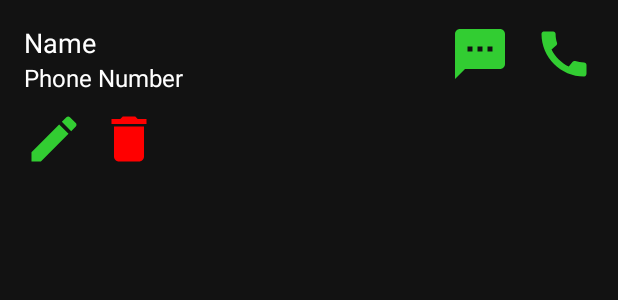
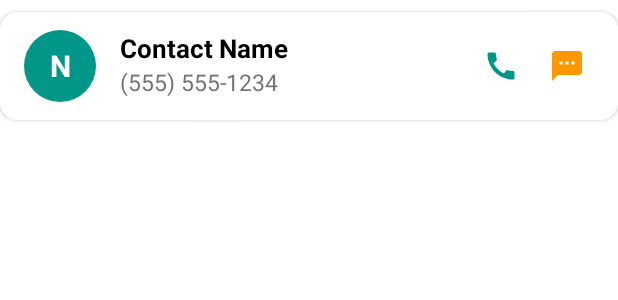
Before and after one commit to Naksh55/Contact-App, an Android app built with Jetpack Compose: the layout item_contact.xml on its own in the app's theme, with its tools: preview values and no code run, on a phone screen of 412 x 824 dp. Shown: the top 300 px of the screen. Run offline under Robolectric (Android 15) with nearby library versions, the phone set to English and light mode, and no system bars.

Commit message:
26/11/25

```diff
--- a/app/src/main/AndroidManifest.xml
+++ b/app/src/main/AndroidManifest.xml
@@ -21,7 +21,7 @@
         android:label="@string/app_name"
         android:roundIcon="@mipmap/ic_launcher_round"
         android:supportsRtl="true"
-        android:theme="@style/Theme.ContactApp"
+        android:theme="@style/Theme.MaterialComponents.DayNight"
         tools:targetApi="31">
         <activity
             android:name=".MainActivity3"
@@ -33,7 +33,7 @@
             android:name=".MainActivity2"
             android:exported="true"
             android:label="@string/app_name"
-            android:theme="@style/Theme.ContactApp">
+            android:theme="@style/Theme.MaterialComponents.DayNight">
             <intent-filter>
                 <action android:name="android.intent.action.MAIN" />
 
--- a/app/src/main/java/com/naksh/contactapp/MainActivity.java
+++ b/app/src/main/java/com/naksh/contactapp/MainActivity.java
@@ -61,7 +61,7 @@ public class MainActivity extends AppCompatActivity {
         databaseContacts = FirebaseDatabase.getInstance().getReference("contacts");
 
         recyclerView = findViewById(R.id.recyclerView);
-        addImg = findViewById(R.id.addimg);
+        addImg = findViewById(R.id.addFab);
 
         recyclerView.setLayoutManager(new LinearLayoutManager(this));
 
--- /dev/null
+++ b/app/src/main/res/drawable/avatar_circle.xml
@@ -0,0 +1,5 @@
+<?xml version="1.0" encoding="utf-8"?>
+<shape xmlns:android="http://schemas.android.com/apk/res/android"
+    android:shape="oval">
+    <solid android:color="#009688"/>
+</shape>
--- a/app/src/main/res/layout/item_contact.xml
+++ b/app/src/main/res/layout/item_contact.xml
@@ -1,61 +1,120 @@
-    <RelativeLayout xmlns:android="http://schemas.android.com/apk/res/android"
+<com.google.android.material.card.MaterialCardView xmlns:android="http://schemas.android.com/apk/res/android"
+    xmlns:app="http://schemas.android.com/apk/res-auto"
     android:layout_width="match_parent"
     android:layout_height="wrap_content"
-        android:padding="16dp">
+    android:layout_marginHorizontal="0dp"
+    android:layout_marginTop="8dp"
+    app:cardCornerRadius="12dp"
+    app:cardElevation="2dp"
+    app:strokeWidth="0dp"
+    android:clickable="true"
+    android:focusable="true"
+    android:foreground="?attr/selectableItemBackground">
+
+<androidx.constraintlayout.widget.ConstraintLayout
+android:layout_width="match_parent"
+android:layout_height="wrap_content"
+android:paddingVertical="12dp"
+android:paddingHorizontal="16dp"
+android:background="@android:color/white"> <TextView
+    android:id="@+id/tvAvatar"
+    android:layout_width="48dp"
+    android:layout_height="48dp"
+    android:background="@drawable/avatar_circle"
+    android:gravity="center"
+    android:text="N"
+    android:textColor="@android:color/white"
+    android:textSize="20sp"
+    android:textStyle="bold"
+    app:layout_constraintStart_toStartOf="parent"
+    app:layout_constraintTop_toTopOf="parent"
+    app:layout_constraintBottom_toBottomOf="parent"/>
 
 <TextView
     android:id="@+id/tvName"
-            android:layout_width="wrap_content"
+    android:layout_width="0dp"
     android:layout_height="wrap_content"
-            android:text="Name"
-            android:textSize="18sp"
-            android:textColor="@color/white"
-            android:layout_alignParentStart="true"/>
+    android:layout_marginStart="16dp"
+    android:text="Contact Name"
+    android:textColor="@color/black"
+    android:textSize="17sp"
+    android:textStyle="bold"
+    app:layout_constraintEnd_toStartOf="@+id/actionsContainer"
+    app:layout_constraintStart_toEndOf="@id/tvAvatar"
+    app:layout_constraintTop_toTopOf="parent" />
 
 <TextView
     android:id="@+id/tvPhoneNumber"
+    android:layout_width="0dp"
+    android:layout_height="wrap_content"
+    android:layout_marginStart="16dp"
+    android:text="(555) 555-1234"
+    android:textColor="#757575"
+    android:textSize="15sp"
+    app:layout_constraintEnd_toStartOf="@+id/actionsContainer"
+    app:layout_constraintStart_toEndOf="@id/tvAvatar"
+    app:layout_constraintTop_toBottomOf="@id/tvName" />
+
+<LinearLayout
+    android:id="@+id/actionsContainer"
     android:layout_width="wrap_content"
     android:layout_height="wrap_content"
-            android:text="Phone Number"
-            android:textSize="16sp"
-            android:textColor="@color/white"
-            android:layout_below="@id/tvName"
-            android:layout_alignParentStart="true"/>
+    android:orientation="horizontal"
+    android:gravity="center_vertical"
+    app:layout_constraintEnd_toEndOf="parent"
+    app:layout_constraintTop_toTopOf="parent"
+    app:layout_constraintBottom_toBottomOf="parent">
 
         <ImageView
             android:id="@+id/ivCall"
-            android:layout_width="40dp"
-            android:layout_height="40dp"
+            android:layout_width="36dp"
+            android:layout_height="36dp"
+            android:padding="6dp"
+            android:background="?attr/selectableItemBackgroundBorderless"
+            android:clickable="true"
+            android:focusable="true"
             android:src="@drawable/baseline_call_24"
-            android:layout_alignParentEnd="true"
-            android:layout_alignParentTop="true"/>
+            app:tint="#009688" />
 
         <ImageView
             android:id="@+id/ivSms"
-            android:layout_width="40dp"
-            android:layout_height="40dp"
+            android:layout_width="36dp"
+            android:layout_height="36dp"
+            android:layout_marginStart="8dp"
+            android:padding="6dp"
+            android:background="?attr/selectableItemBackgroundBorderless"
+            android:clickable="true"
+            android:focusable="true"
             android:src="@drawable/baseline_sms_24"
-            android:layout_toStartOf="@id/ivCall"
-            android:layout_alignParentTop="true"
-            android:layout_marginEnd="16dp"/>
+            app:tint="#FF9800" />
 
         <ImageView
             android:id="@+id/ivUpdate"
-            android:layout_width="40dp"
-            android:layout_height="40dp"
+            android:layout_width="36dp"
+            android:layout_height="36dp"
+            android:layout_marginStart="8dp"
+            android:padding="6dp"
+            android:background="?attr/selectableItemBackgroundBorderless"
+            android:clickable="true"
+            android:focusable="true"
             android:src="@drawable/baseline_edit_24"
-            android:layout_marginEnd="16dp"
-            android:layout_marginTop="10dp"
-            android:layout_below="@+id/tvPhoneNumber"/>
+            android:visibility="gone"
+            app:tint="#2196F3" />
+
         <ImageView
             android:id="@+id/ivDelete"
-            android:layout_width="40dp"
-            android:layout_height="40dp"
+            android:layout_width="36dp"
+            android:layout_height="36dp"
+            android:layout_marginStart="8dp"
+            android:padding="6dp"
+            android:background="?attr/selectableItemBackgroundBorderless"
+            android:clickable="true"
+            android:focusable="true"
             android:src="@drawable/baseline_delete_24"
-            android:layout_marginStart="50sp"
-            android:layout_marginTop="10dp"
+            android:visibility="gone"
+            app:tint="#F44336" />
 
-            android:layout_below="@+id/tvPhoneNumber"/>
+</LinearLayout>
 
-
-    </RelativeLayout>
+</androidx.constraintlayout.widget.ConstraintLayout>
+    </com.google.android.material.card.MaterialCardView>
--- a/app/src/main/res/values/themes.xml
+++ b/app/src/main/res/values/themes.xml
@@ -1,8 +1,7 @@
 <resources>
 
     <!-- Base application theme. -->
-    <style name="Theme.ContactApp" parent="Theme.AppCompat.Light.NoActionBar">
-        <!-- Customize your theme here. -->
+    <style name="Theme.YourApp" parent="Theme.MaterialComponents.Light.DarkActionBar">        <!-- Customize your theme here. -->
         <item name="colorPrimary">@color/cardview_light_background</item>
         <item name="colorPrimaryDark">@color/cardview_shadow_end_color</item>
         <item name="colorAccent">@color/design_default_color_background</item>
```
Also changed, not shown: app/src/main/res/drawable/baseline_add_24.xml (added, +11 -0 lines), app/src/main/res/drawable/ic_close.xml (added, +9 -0 lines), app/src/main/res/drawable/ic_search.xml (added, +9 -0 lines), app/src/main/res/drawable/search_view_bg_enhanced.xml (added, +7 -0 lines), app/src/main/res/drawable/search_view_bg_enhanced_v2.xml (added, +8 -0 lines), app/src/main/res/layout/activity_main.xml (+38 -48 lines). Lines whose indentation alone changed are shown as unchanged.
